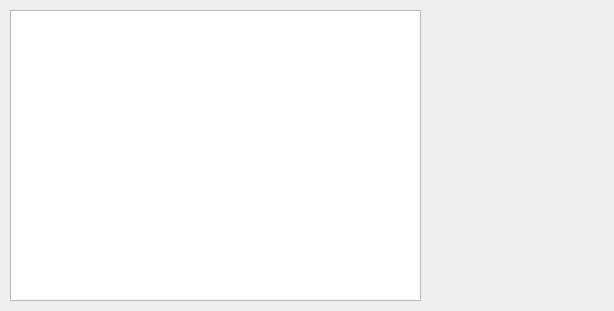
The window that GuiApp/linktabledialog.ui (xakep666/OOP-Lab3_v22) describes before a commit, drawn with Qt 5.
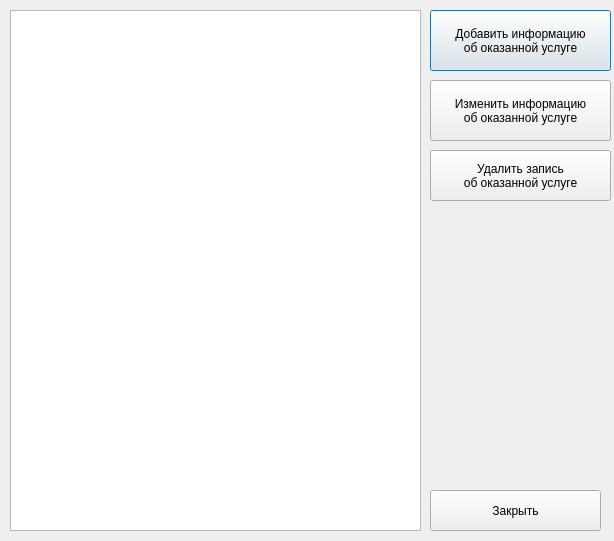
The same window after the commit. Custom widgets are drawn as their Qt base class.

```diff
--- a/GuiApp/linktabledialog.ui
+++ b/GuiApp/linktabledialog.ui
@@ -7,7 +7,7 @@
     <x>0</x>
     <y>0</y>
     <width>614</width>
-    <height>311</height>
+    <height>541</height>
    </rect>
   </property>
   <property name="sizePolicy">
@@ -25,7 +25,7 @@
      <x>10</x>
      <y>10</y>
      <width>411</width>
-     <height>291</height>
+     <height>521</height>
     </rect>
    </property>
    <property name="font">
@@ -37,6 +37,61 @@
     <enum>Qt::ScrollBarAlwaysOff</enum>
    </property>
   </widget>
+  <widget class="QPushButton" name="addService">
+   <property name="geometry">
+    <rect>
+     <x>430</x>
+     <y>10</y>
+     <width>181</width>
+     <height>61</height>
+    </rect>
+   </property>
+   <property name="text">
+    <string>Добавить информацию
+об оказанной услуге</string>
+   </property>
+  </widget>
+  <widget class="QPushButton" name="editService">
+   <property name="geometry">
+    <rect>
+     <x>430</x>
+     <y>80</y>
+     <width>181</width>
+     <height>61</height>
+    </rect>
+   </property>
+   <property name="text">
+    <string>Изменить информацию
+об оказанной услуге</string>
+   </property>
+  </widget>
+  <widget class="QPushButton" name="removeService">
+   <property name="geometry">
+    <rect>
+     <x>430</x>
+     <y>150</y>
+     <width>181</width>
+     <height>51</height>
+    </rect>
+   </property>
+   <property name="text">
+    <string>Удалить запись
+об оказанной услуге</string>
+   </property>
+  </widget>
+  <widget class="QPushButton" name="pushButton">
+   <property name="geometry">
+    <rect>
+     <x>430</x>
+     <y>490</y>
+     <width>171</width>
+     <height>41</height>
+    </rect>
+   </property>
+   <property name="text">
+    <string>Закрыть</string>
+   </property>
+  </widget>
  </widget>
  <customwidgets>
   <customwidget>
```
